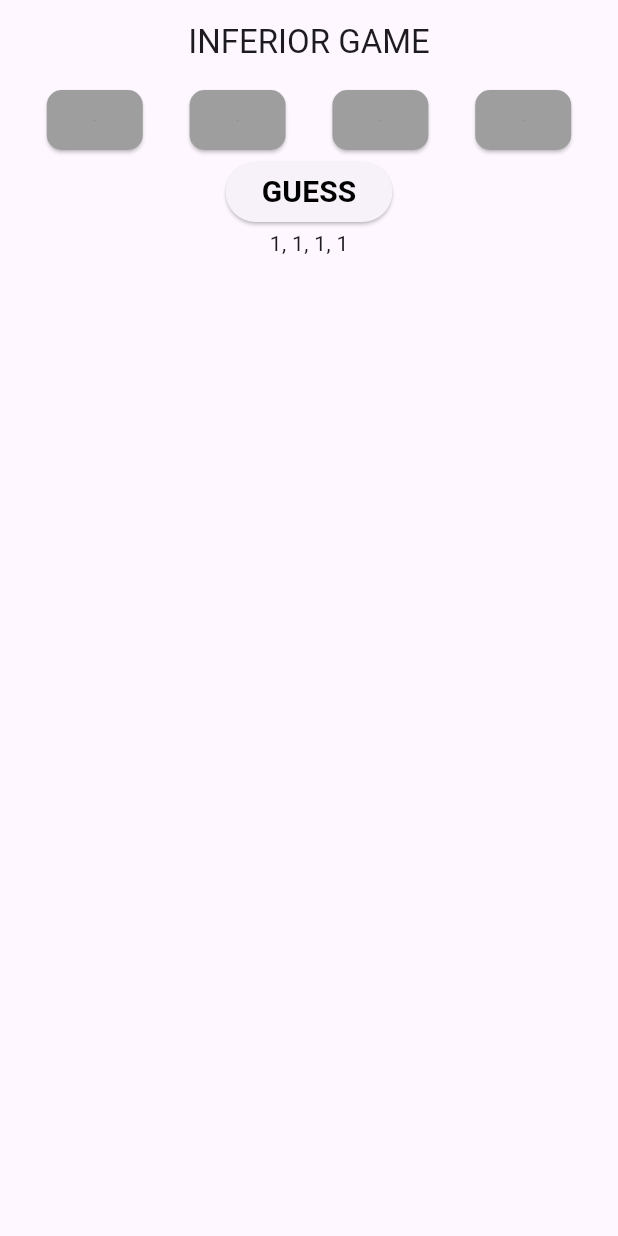
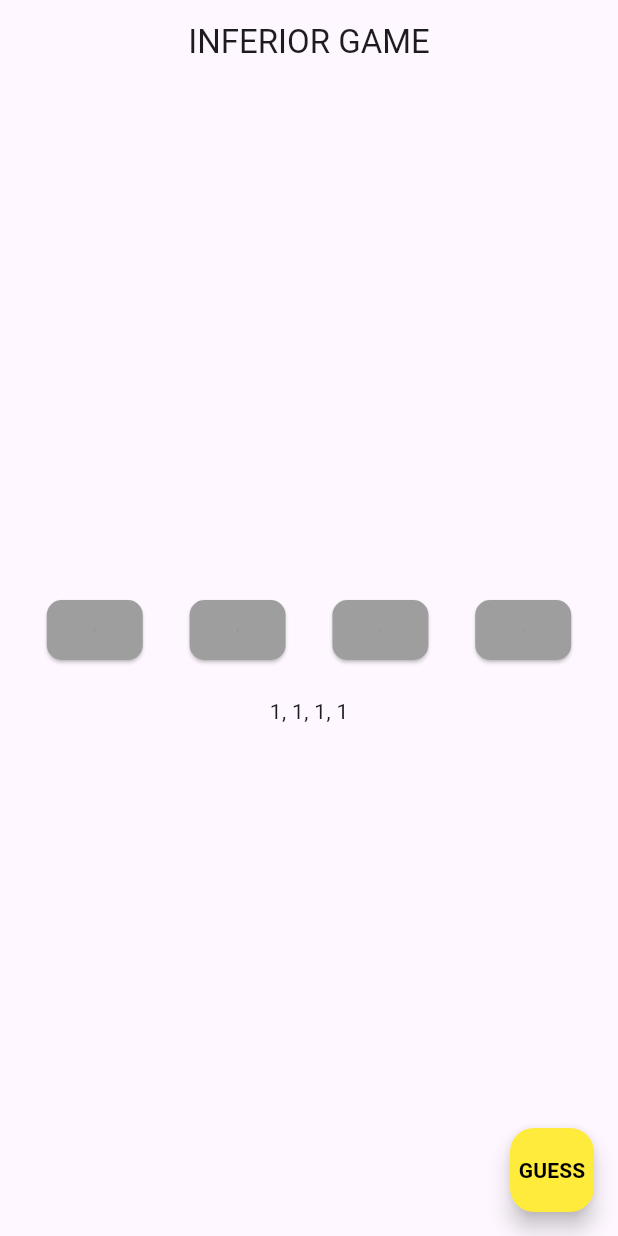
Before and after one commit to b3a7o/tpsit-25-26, a Flutter app: the screen it shows after launch, after a tap on "GUESS", on a phone screen of 412 x 824 dp. Run offline on Flutter 3.47's test engine with Material 3 defaults, Android fonts, the phone set to English and light mode, and no system bars.

Commit message:
minior changes

```diff
--- a/MasterMind/inferior_mind/lib/main.dart
+++ b/MasterMind/inferior_mind/lib/main.dart
@@ -80,90 +80,89 @@ class _MyAppState extends State<MyApp> {
       home: Scaffold(
         appBar: AppBar(
           centerTitle: true,
-          title: const Text("INFERIOR GAME")
+          title: const Text("INFERIOR GAME"),
         ),
         body: playing
-        ? Column(
+            ? Center(
+                child: Column(
+                  mainAxisAlignment: MainAxisAlignment.center,
                   children: [
                     Row(
                       mainAxisAlignment: MainAxisAlignment.spaceEvenly,
                       children: [
+                        for (int i = 0; i < 4; i++)
                           ElevatedButton(
-                  onPressed: () => updateIdex(0),
+                            onPressed: () => updateIdex(i),
                             style: colorButtonsTheme.style?.copyWith(
-                      backgroundColor: WidgetStatePropertyAll(colors[currentIndexes[0]])
+                              backgroundColor: WidgetStatePropertyAll(
+                                colors[currentIndexes[i]],
                               ),
-                    child: colorButtonIcon
-                ),
-
-                ElevatedButton(
-                  onPressed: () => updateIdex(1),
-                  style: colorButtonsTheme.style?.copyWith(
-                      backgroundColor: WidgetStatePropertyAll(colors[currentIndexes[1]])
-                    ),
-                  child: colorButtonIcon
-                ),
-
-                ElevatedButton(
-                  onPressed: () => updateIdex(2),
-                  style: colorButtonsTheme.style?.copyWith(
-                      backgroundColor: WidgetStatePropertyAll(colors[currentIndexes[2]])
-                    ),
-                  child: colorButtonIcon,
-                ),
-
-                ElevatedButton(
-                  onPressed: () => updateIdex(3),
-                  style: colorButtonsTheme.style?.copyWith(
-                      backgroundColor: WidgetStatePropertyAll(colors[currentIndexes[3]])
                             ),
                             child: colorButtonIcon,
                           ),
                       ],
                     ),
-            ElevatedButton(onPressed: (){
-              setState(() {
-                if(codeFounded()){
-                  playing = false;
-                }
-                resetIndexes();
-              });
-
-            },
-            child: Text("GUESS", style: TextStyle(
-              color: Colors.black,
-              fontWeight: FontWeight.bold,
-              fontSize: 20
-              )),
+                    const SizedBox(height: 20),
+                    Text(
+                      '${codeToGuess[0]}, ${codeToGuess[1]}, ${codeToGuess[2]}, ${codeToGuess[3]}',
                     ),
-
-            Text('${codeToGuess[0]}, ${codeToGuess[1]}, ${codeToGuess[2]}, ${codeToGuess[3]}')
                   ],
+                ),
               )
-
-        : Column(
+            : Center(
+                child: Column(
+                  mainAxisAlignment: MainAxisAlignment.center,
                   children: [
-            Text(
-              'CODE FOUNDED!, click continue to play again',
+                    const Text(
+                      'CODE FOUNDED!\nClick continue to play again',
                       style: TextStyle(
                         fontSize: 20,
-                fontWeight: FontWeight.bold
+                        fontWeight: FontWeight.bold,
                       ),
+                      textAlign: TextAlign.center,
                     ),
+                    const SizedBox(height: 20),
                     ElevatedButton(
-              onPressed: (){
+                      onPressed: () {
                         restartGame();
                         setState(() {
                           playing = true;
                         });
                       },
-              child: Text('Continue', style: TextStyle(fontSize: 15, fontWeight: FontWeight.normal),)
+                      child: const Text(
+                        'Continue',
+                        style: TextStyle(
+                          fontSize: 15,
+                          fontWeight: FontWeight.normal,
+                        ),
+                      ),
+                    ),
+                  ],
+                ),
+              ),
+        floatingActionButton: playing
+            ? FloatingActionButton(
+                backgroundColor: Colors.yellow,
+                onPressed: () {
+                  setState(() {
+                    if (codeFounded()) {
+                      playing = false;
+                    }
+                    resetIndexes();
+                  });
+                },
+                child: const Text(
+                  "GUESS",
+                  style: TextStyle(
+                    color: Colors.black,
+                    fontWeight: FontWeight.bold,
+                    fontSize: 14,
+                  ),
+                ),
               )
-          ],
-        )
-
-
+            : null,
       ),
     );
   }
+
 }
```
Lines whose indentation alone changed are shown as unchanged.
